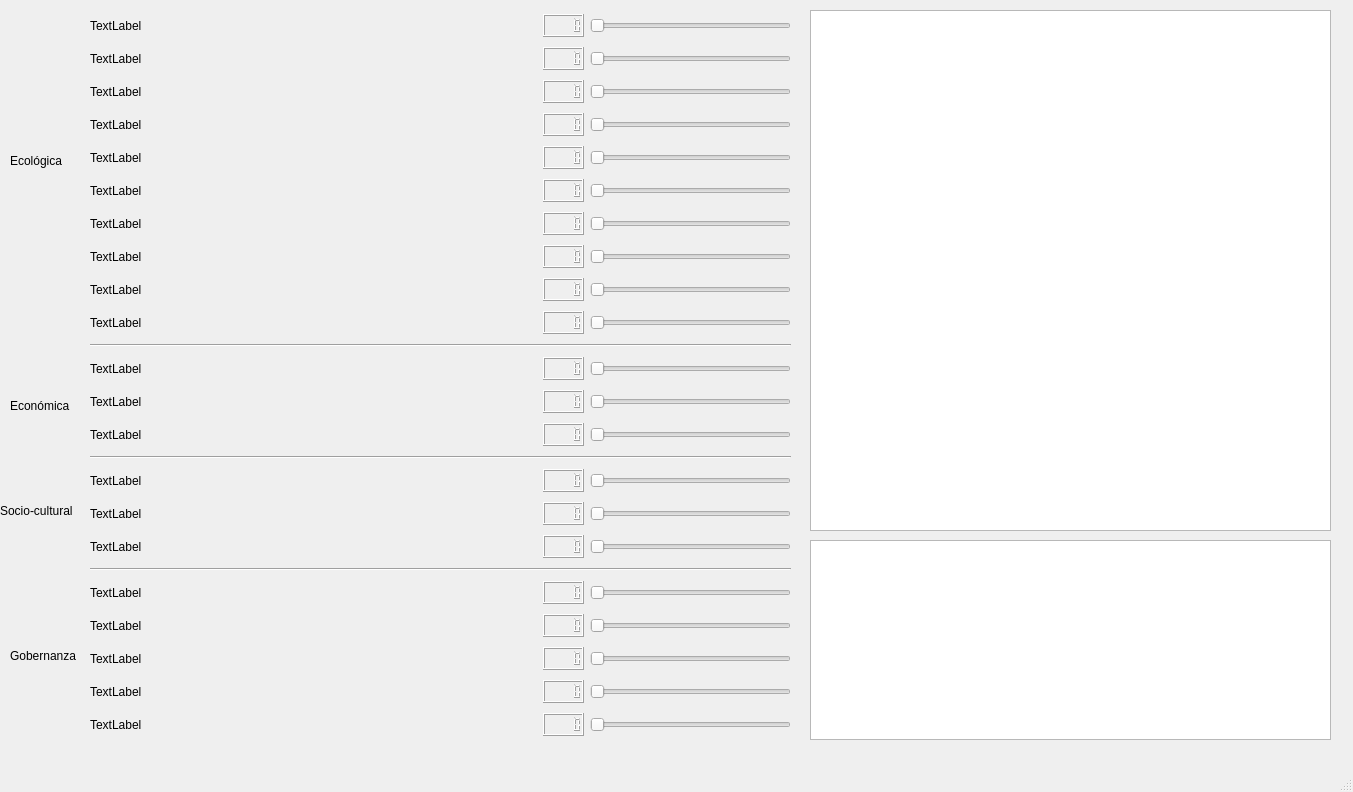
Qt form gui2.ui (serranoycandela/correlacion_sostenibilidad) before a commit.
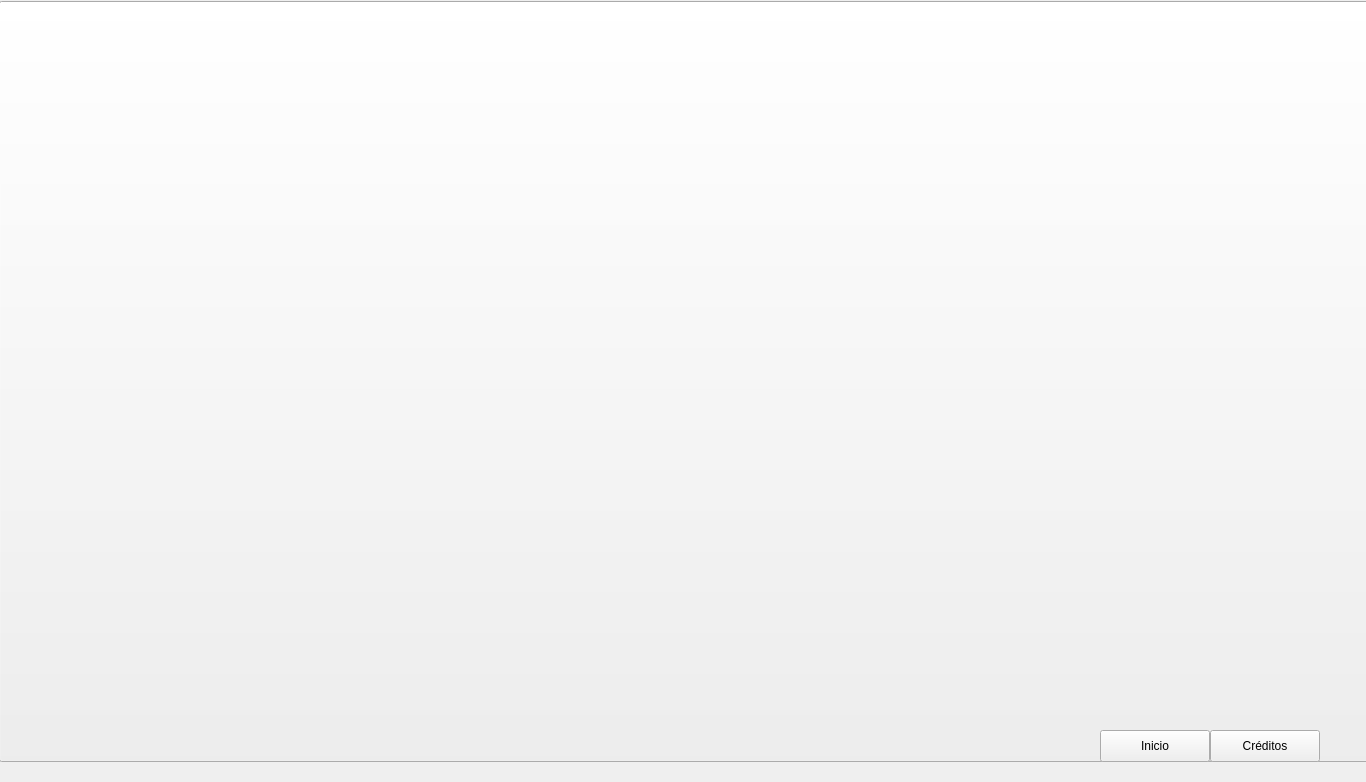
The same form after that commit.

```diff
--- a/gui2.ui
+++ b/gui2.ui
@@ -6,8 +6,8 @@
    <rect>
     <x>0</x>
     <y>0</y>
-    <width>1353</width>
-    <height>792</height>
+    <width>1366</width>
+    <height>782</height>
    </rect>
   </property>
   <property name="windowTitle">
@@ -17,10 +17,10 @@
    <widget class="QFrame" name="frame">
     <property name="geometry">
      <rect>
-      <x>810</x>
+      <x>820</x>
       <y>540</y>
       <width>521</width>
-      <height>200</height>
+      <height>191</height>
      </rect>
     </property>
     <property name="frameShape">
@@ -35,7 +35,7 @@
        <x>0</x>
        <y>0</y>
        <width>521</width>
-       <height>200</height>
+       <height>191</height>
       </rect>
      </property>
     </widget>
@@ -43,7 +43,7 @@
    <widget class="QGraphicsView" name="glyph_view">
     <property name="geometry">
      <rect>
-      <x>810</x>
+      <x>820</x>
       <y>10</y>
       <width>521</width>
       <height>521</height>
@@ -66,7 +66,7 @@
    <widget class="QLabel" name="social">
     <property name="geometry">
      <rect>
-      <x>0</x>
+      <x>10</x>
       <y>460</y>
       <width>91</width>
       <height>101</height>
@@ -79,8 +79,8 @@
    <widget class="QLabel" name="econo">
     <property name="geometry">
      <rect>
-      <x>10</x>
-      <y>350</y>
+      <x>20</x>
+      <y>340</y>
       <width>71</width>
       <height>111</height>
      </rect>
@@ -92,8 +92,8 @@
    <widget class="QLabel" name="ecolo">
     <property name="geometry">
      <rect>
-      <x>10</x>
-      <y>90</y>
+      <x>20</x>
+      <y>100</y>
       <width>61</width>
       <height>141</height>
      </rect>
@@ -102,16 +102,16 @@
      <string>Ecológica</string>
     </property>
    </widget>
-   <widget class="QWidget" name="">
+   <widget class="QWidget" name="layoutWidget">
     <property name="geometry">
      <rect>
-      <x>90</x>
-      <y>10</y>
-      <width>701</width>
-      <height>731</height>
+      <x>100</x>
+      <y>12</y>
+      <width>711</width>
+      <height>711</height>
      </rect>
     </property>
-    <layout class="QVBoxLayout" name="verticalLayout_3">
+    <layout class="QVBoxLayout" name="verticalLayout">
      <item>
       <layout class="QHBoxLayout" name="horizontalLayout">
        <item>
@@ -135,6 +135,24 @@
            <height>16777215</height>
           </size>
          </property>
+         <property name="font">
+          <font>
+           <weight>50</weight>
+           <bold>false</bold>
+          </font>
+         </property>
+         <property name="frameShape">
+          <enum>QFrame::StyledPanel</enum>
+         </property>
+         <property name="lineWidth">
+          <number>1</number>
+         </property>
+         <property name="numDigits">
+          <number>3</number>
+         </property>
+         <property name="segmentStyle">
+          <enum>QLCDNumber::Flat</enum>
+         </property>
         </widget>
        </item>
        <item>
@@ -175,6 +193,12 @@
            <height>16777215</height>
           </size>
          </property>
+         <property name="numDigits">
+          <number>3</number>
+         </property>
+         <property name="segmentStyle">
+          <enum>QLCDNumber::Flat</enum>
+         </property>
         </widget>
        </item>
        <item>
@@ -215,6 +239,12 @@
            <height>16777215</height>
           </size>
          </property>
+         <property name="numDigits">
+          <number>3</number>
+         </property>
+         <property name="segmentStyle">
+          <enum>QLCDNumber::Flat</enum>
+         </property>
         </widget>
        </item>
        <item>
@@ -255,6 +285,12 @@
            <height>16777215</height>
           </size>
          </property>
+         <property name="numDigits">
+          <number>3</number>
+         </property>
+         <property name="segmentStyle">
+          <enum>QLCDNumber::Flat</enum>
+         </property>
         </widget>
        </item>
        <item>
@@ -295,6 +331,12 @@
            <height>16777215</height>
           </size>
          </property>
+         <property name="numDigits">
+          <number>3</number>
+         </property>
+         <property name="segmentStyle">
+          <enum>QLCDNumber::Flat</enum>
+         </property>
         </widget>
        </item>
        <item>
@@ -335,6 +377,12 @@
            <height>16777215</height>
           </size>
          </property>
+         <property name="numDigits">
+          <number>3</number>
+         </property>
+         <property name="segmentStyle">
+          <enum>QLCDNumber::Flat</enum>
+         </property>
         </widget>
        </item>
        <item>
@@ -375,6 +423,12 @@
            <height>16777215</height>
           </size>
          </property>
+         <property name="numDigits">
+          <number>3</number>
+         </property>
+         <property name="segmentStyle">
+          <enum>QLCDNumber::Flat</enum>
+         </property>
         </widget>
        </item>
        <item>
@@ -415,6 +469,12 @@
            <height>16777215</height>
           </size>
          </property>
+         <property name="numDigits">
+          <number>3</number>
+         </property>
+         <property name="segmentStyle">
+          <enum>QLCDNumber::Flat</enum>
+         </property>
         </widget>
        </item>
        <item>
@@ -455,6 +515,12 @@
            <height>16777215</height>
           </size>
          </property>
+         <property name="numDigits">
+          <number>3</number>
+         </property>
+         <property name="segmentStyle">
+          <enum>QLCDNumber::Flat</enum>
+         </property>
         </widget>
        </item>
        <item>
@@ -495,6 +561,12 @@
            <height>16777215</height>
           </size>
          </property>
+         <property name="numDigits">
+          <number>3</number>
+         </property>
+         <property name="segmentStyle">
+          <enum>QLCDNumber::Flat</enum>
+         </property>
         </widget>
        </item>
        <item>
@@ -542,6 +614,12 @@
            <height>16777215</height>
           </size>
          </property>
+         <property name="numDigits">
+          <number>3</number>
+         </property>
+         <property name="segmentStyle">
+          <enum>QLCDNumber::Flat</enum>
+         </property>
         </widget>
        </item>
        <item>
@@ -582,6 +660,12 @@
            <height>16777215</height>
           </size>
          </property>
+         <property name="numDigits">
+          <number>3</number>
+         </property>
+         <property name="segmentStyle">
+          <enum>QLCDNumber::Flat</enum>
+         </property>
         </widget>
        </item>
        <item>
@@ -622,6 +706,12 @@
            <height>16777215</height>
           </size>
          </property>
+         <property name="numDigits">
+          <number>3</number>
+         </property>
+         <property name="segmentStyle">
+          <enum>QLCDNumber::Flat</enum>
+         </property>
         </widget>
        </item>
        <item>
@@ -669,6 +759,12 @@
            <height>16777215</height>
           </size>
          </property>
+         <property name="numDigits">
+          <number>3</number>
+         </property>
+         <property name="segmentStyle">
+          <enum>QLCDNumber::Flat</enum>
+         </property>
         </widget>
        </item>
        <item>
@@ -709,6 +805,12 @@
            <height>16777215</height>
           </size>
          </property>
+         <property name="numDigits">
+          <number>3</number>
+         </property>
+         <property name="segmentStyle">
+          <enum>QLCDNumber::Flat</enum>
+         </property>
         </widget>
        </item>
        <item>
@@ -749,6 +851,12 @@
            <height>16777215</height>
           </size>
          </property>
+         <property name="numDigits">
+          <number>3</number>
+         </property>
+         <property name="segmentStyle">
+          <enum>QLCDNumber::Flat</enum>
+         </property>
         </widget>
        </item>
        <item>
@@ -796,6 +904,12 @@
            <height>16777215</height>
           </size>
          </property>
+         <property name="numDigits">
+          <number>3</number>
+         </property>
+         <property name="segmentStyle">
+          <enum>QLCDNumber::Flat</enum>
+         </property>
         </widget>
        </item>
        <item>
@@ -836,6 +950,12 @@
            <height>16777215</height>
           </size>
          </property>
+         <property name="numDigits">
+          <number>3</number>
+         </property>
+         <property name="segmentStyle">
+          <enum>QLCDNumber::Flat</enum>
+         </property>
         </widget>
        </item>
        <item>
@@ -876,6 +996,12 @@
            <height>16777215</height>
           </size>
          </property>
+         <property name="numDigits">
+          <number>3</number>
+         </property>
+         <property name="segmentStyle">
+          <enum>QLCDNumber::Flat</enum>
+         </property>
         </widget>
        </item>
        <item>
@@ -916,6 +1042,12 @@
            <height>16777215</height>
           </size>
          </property>
+         <property name="numDigits">
+          <number>3</number>
+         </property>
+         <property name="segmentStyle">
+          <enum>QLCDNumber::Flat</enum>
+         </property>
         </widget>
        </item>
        <item>
@@ -956,6 +1088,12 @@
            <height>16777215</height>
           </size>
          </property>
+         <property name="numDigits">
+          <number>3</number>
+         </property>
+         <property name="segmentStyle">
+          <enum>QLCDNumber::Flat</enum>
+         </property>
         </widget>
        </item>
        <item>
@@ -975,6 +1113,55 @@
      </item>
     </layout>
    </widget>
+   <widget class="QPushButton" name="introButton">
+    <property name="geometry">
+     <rect>
+      <x>-1</x>
+      <y>1</y>
+      <width>1371</width>
+      <height>761</height>
+     </rect>
+    </property>
+    <property name="text">
+     <string/>
+    </property>
+   </widget>
+   <widget class="QPushButton" name="inicioButton">
+    <property name="geometry">
+     <rect>
+      <x>1100</x>
+      <y>730</y>
+      <width>110</width>
+      <height>32</height>
+     </rect>
+    </property>
+    <property name="text">
+     <string>Inicio</string>
+    </property>
+   </widget>
+   <widget class="QPushButton" name="creditosButton">
+    <property name="geometry">
+     <rect>
+      <x>1210</x>
+      <y>730</y>
+      <width>110</width>
+      <height>32</height>
+     </rect>
+    </property>
+    <property name="text">
+     <string>Créditos</string>
+    </property>
+   </widget>
+   <zorder>frame</zorder>
+   <zorder>glyph_view</zorder>
+   <zorder>gober</zorder>
+   <zorder>social</zorder>
+   <zorder>econo</zorder>
+   <zorder>ecolo</zorder>
+   <zorder>layoutWidget</zorder>
+   <zorder>introButton</zorder>
+   <zorder>creditosButton</zorder>
+   <zorder>inicioButton</zorder>
   </widget>
   <widget class="QMenuBar" name="menubar">
    <property name="geometry">
@@ -986,7 +1173,6 @@
     </rect>
    </property>
   </widget>
-  <widget class="QStatusBar" name="statusbar"/>
  </widget>
  <resources/>
  <connections/>
```
Left out of the diff: 4 changed lines with no effect on the pictures.
